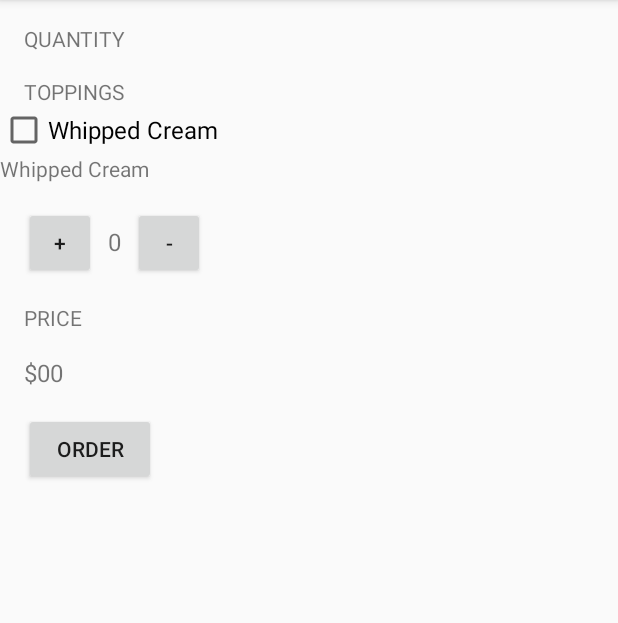
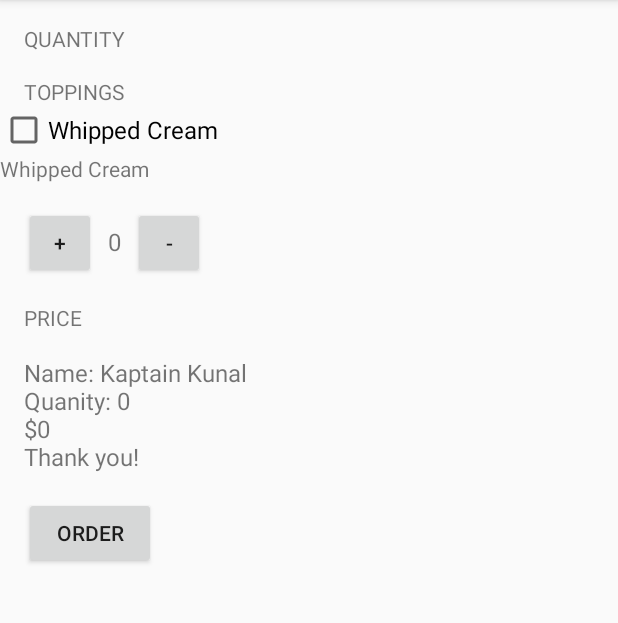
Before and after one commit to curiousclarissa/JustJava, an Android app: the screen it shows after launch (MainActivity), after a tap on "ORDER", on a phone screen of 412 x 824 dp, the part 84-707 px from its top. Run offline under Robolectric (Android 15) with nearby library versions, the phone set to English and light mode, and no system bars.

```diff
--- a/app/src/main/java/com/example/android/justjava/MainActivity.java
+++ b/app/src/main/java/com/example/android/justjava/MainActivity.java
@@ -35,7 +35,7 @@ public class MainActivity extends AppCompatActivity {
      */
     public void submitOrder(View view) {
         int price = calculatePrice();
-        createOrderSummary(price);
+        String priceMessage = createOrderSummary(price);
         displayMessage(priceMessage);
     }
     /**
@@ -56,8 +56,8 @@ public class MainActivity extends AppCompatActivity {
      * This method displays the order summary on the screen.
      */
     private String createOrderSummary(int price){
-        String priceMessage = "Name: Kaptain Kunal + '\n' Quanity: ";
-        priceMessage = priceMessage + quantity + "\n" + price;
+        String priceMessage = "Name: Kaptain Kunal" + "\n" + "Quanity: ";
+        priceMessage = priceMessage + quantity + "\n" + "$" + price;
         priceMessage = priceMessage + "\nThank you!";
         return priceMessage;
     }
```
